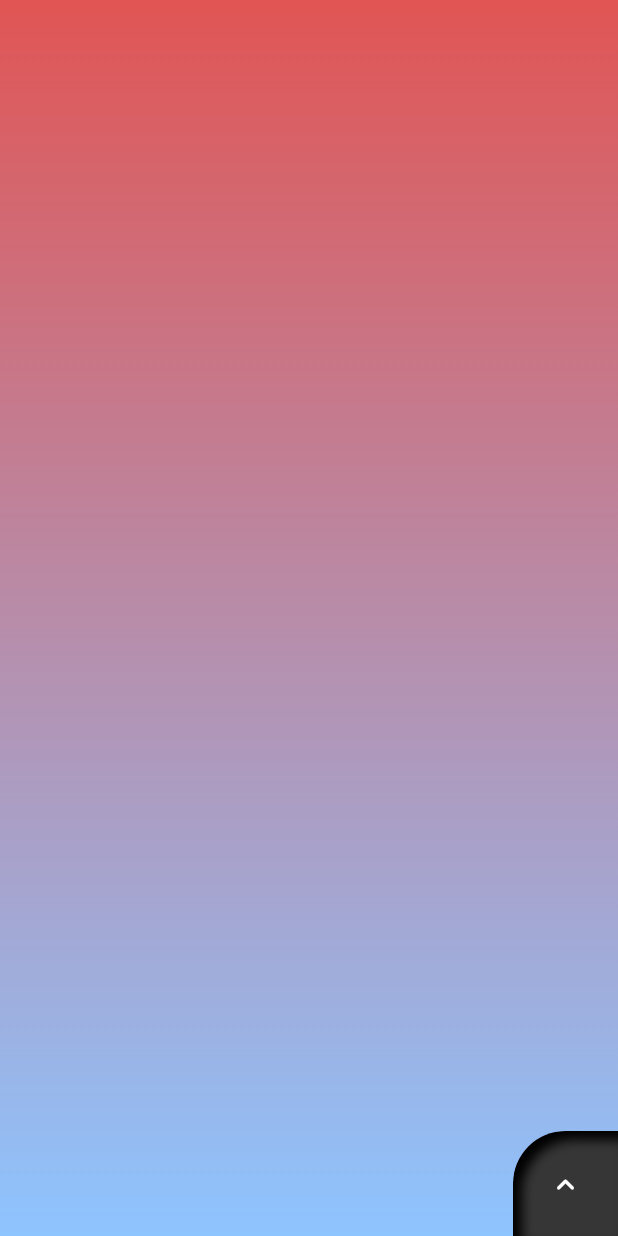
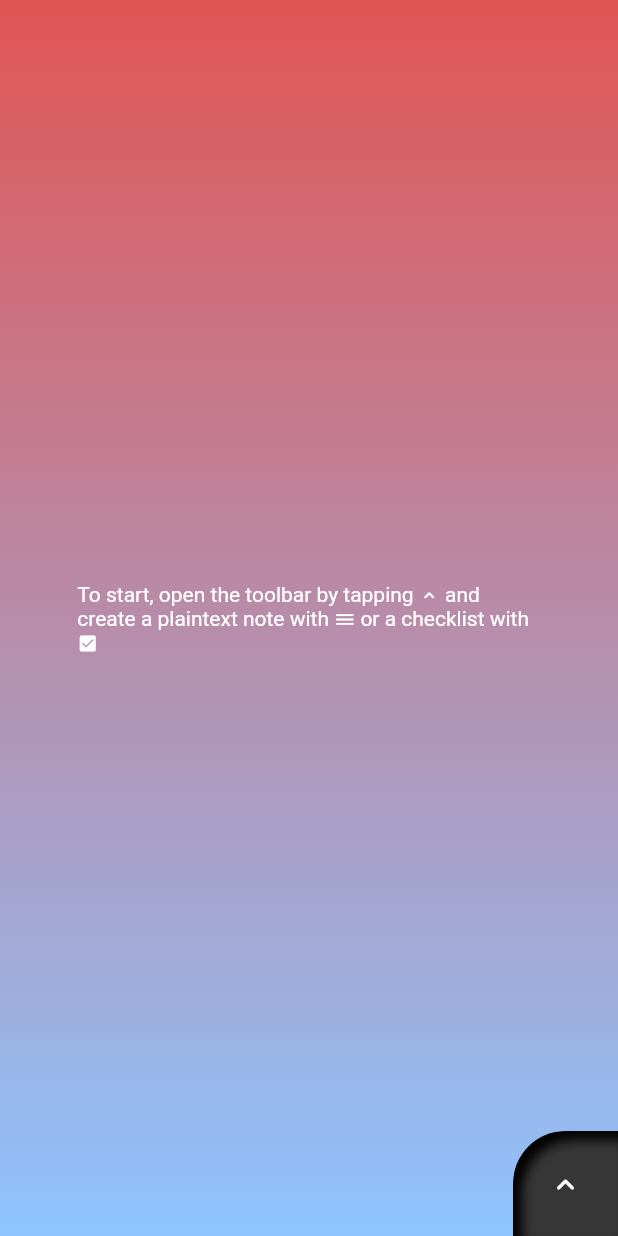
Before and after one commit to rovati/noteapp, a Flutter app: the screen it shows after launch, on a phone screen of 412 x 824 dp. Run offline on Flutter 3.47's test engine with Material 2 defaults, Android fonts, the phone set to English and light mode, and no system bars; our stand-ins replace package_info_plus, shared_preferences; missing offline and left inert: flutter_archive; accounts and stored records are empty.

Commit message:
Add hint message when there is no note

```diff
--- a/notes/lib/widget/dimsissible_notes.dart
+++ b/notes/lib/widget/dimsissible_notes.dart
@@ -1,4 +1,5 @@
 import 'package:flutter/material.dart';
+import 'package:notes/theme/app_theme.dart';
 import 'package:provider/provider.dart';
 
 import '../model/note/note.dart';
@@ -15,8 +16,42 @@ class DismissibleNotes extends StatefulWidget {
 class _DismissibleNotesState extends State<DismissibleNotes> {
   @override
   Widget build(BuildContext context) {
-    return Consumer<NotesList>(
-      builder: (context, noteslist, child) => ListView.builder(
+    return Consumer<AppTheme>(
+      builder: (context, appTheme, child) => Consumer<NotesList>(
+        builder: (context, noteslist, child) => noteslist.notes.isEmpty
+            ? Center(
+                child: SizedBox(
+                  width: MediaQuery.of(context).size.width * 0.75,
+                  child: RichText(
+                    softWrap: true,
+                    text: TextSpan(
+                      style: TextStyle(color: appTheme.theme.secondaryColor),
+                      children: const [
+                        TextSpan(
+                          text: 'To start, open the toolbar by tapping ',
+                        ),
+                        WidgetSpan(
+                          child:
+                              Icon(Icons.keyboard_arrow_up_rounded, size: 14),
+                        ),
+                        TextSpan(
+                          text: ' and create a plaintext note with ',
+                        ),
+                        WidgetSpan(
+                          child: Icon(Icons.dehaze_rounded, size: 14),
+                        ),
+                        TextSpan(
+                          text: ' or a checklist with ',
+                        ),
+                        WidgetSpan(
+                          child: Icon(Icons.check_box_rounded, size: 14),
+                        ),
+                      ],
+                    ),
+                  ),
+                ),
+              )
+            : ListView.builder(
                 itemCount: noteslist.notes.length,
                 itemBuilder: (context, index) {
                   Note note = noteslist.notes[index];
@@ -40,6 +75,7 @@ class _DismissibleNotesState extends State<DismissibleNotes> {
                     ),
                   );
                 }),
+      ),
     );
   }
 
```
Lines whose indentation alone changed are shown as unchanged.
